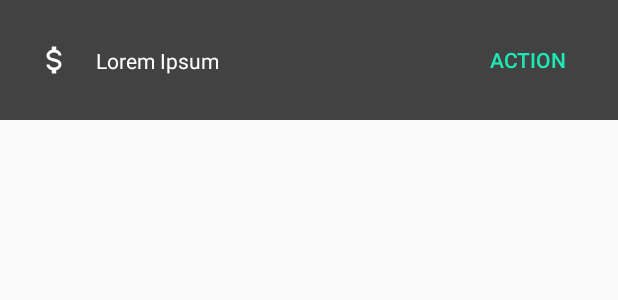
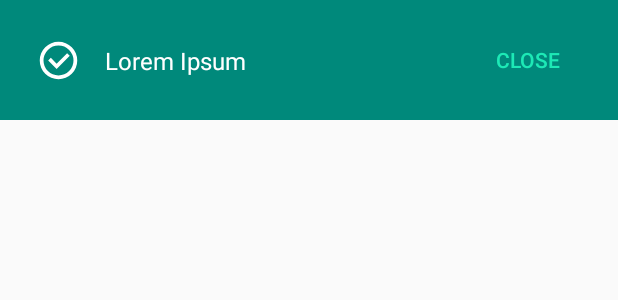
Before and after one commit to CarlAmko/PiggyBank, an Android app: the layout custom_snackbar.xml on its own in the app's theme, with its tools: preview values and no code run, on a phone screen of 412 x 824 dp. Shown: the top 300 px of the screen. Run offline under Robolectric (Android 15) with nearby library versions, the light colour scheme and no system bars.

Commit message:
Add custom snack bar
* Added ability to undo a payout
* Prerequisite framework for manipulating item quantity up or down

```diff
--- a/app/build.gradle
+++ b/app/build.gradle
@@ -6,7 +6,7 @@ android {
     compileSdkVersion 28
     defaultConfig {
         applicationId "me.carlamko.payup"
-        minSdkVersion 23
+        minSdkVersion 24
         targetSdkVersion 28
         versionCode 1
         versionName "1.0"
--- a/app/src/main/java/me/carlamko/payup/view/PayItemAdapter.kt
+++ b/app/src/main/java/me/carlamko/payup/view/PayItemAdapter.kt
@@ -39,7 +39,7 @@ class PayItemAdapter : RecyclerView.Adapter<PayItemAdapter.PayItemViewHolder>()
             itemView.tv_item_price.text = itemData.price.formatAsMoney()
 
             itemView.cl_pay_item.setOnClickListener {
-                injector.transactionManager().buyItem(itemData)
+                injector.transactionManager().incrementItem(itemData)
             }
         }
     }
--- /dev/null
+++ b/app/src/main/res/drawable/ic_circle_check.xml
@@ -0,0 +1,10 @@
+<!-- drawable/check_circle_outline.xml -->
+<vector xmlns:android="http://schemas.android.com/apk/res/android"
+    android:width="24dp"
+    android:height="24dp"
+    android:viewportWidth="24"
+    android:viewportHeight="24">
+    <path
+        android:fillColor="#FFF"
+        android:pathData="M12,2A10,10 0 0,1 22,12A10,10 0 0,1 12,22A10,10 0 0,1 2,12A10,10 0 0,1 12,2M12,4A8,8 0 0,0 4,12A8,8 0 0,0 12,20A8,8 0 0,0 20,12A8,8 0 0,0 12,4M11,16.5L6.5,12L7.91,10.59L11,13.67L16.59,8.09L18,9.5L11,16.5Z" />
+</vector>
--- a/app/src/main/res/layout/custom_snackbar.xml
+++ b/app/src/main/res/layout/custom_snackbar.xml
@@ -5,17 +5,17 @@
     android:layout_width="match_parent"
     android:layout_height="wrap_content"
     android:padding="16dp"
-    tools:background="#B000">
+    android:background="@color/colorAccentDark">
 
     <ImageView
         android:id="@+id/iv_snackbar"
-        android:layout_width="wrap_content"
-        android:layout_height="wrap_content"
+        android:layout_width="30dp"
+        android:layout_height="30dp"
         android:layout_marginStart="8dp"
         app:layout_constraintBottom_toBottomOf="parent"
         app:layout_constraintStart_toStartOf="parent"
         app:layout_constraintTop_toTopOf="parent"
-        tools:src="@drawable/ic_dollar" />
+        tools:src="@drawable/ic_circle_check" />
 
     <TextView
         android:id="@+id/tv_snackbar"
@@ -26,6 +26,7 @@
         android:ellipsize="end"
         android:maxLines="3"
         android:textColor="@android:color/white"
+        android:textSize="16sp"
         app:layout_constraintBottom_toBottomOf="parent"
         app:layout_constraintEnd_toStartOf="@id/b_snackbar"
         app:layout_constraintStart_toEndOf="@id/iv_snackbar"
@@ -37,10 +38,10 @@
         style="@style/Base.Widget.AppCompat.Button.Borderless"
         android:layout_width="wrap_content"
         android:layout_height="wrap_content"
+        android:text="Close"
         android:textColor="@color/colorAccent"
         app:layout_constraintBottom_toBottomOf="parent"
         app:layout_constraintEnd_toEndOf="parent"
-        app:layout_constraintTop_toTopOf="parent"
-        tools:text="Action" />
+        app:layout_constraintTop_toTopOf="parent" />
 
 </androidx.constraintlayout.widget.ConstraintLayout>
--- a/app/src/main/res/layout/frag_payout.xml
+++ b/app/src/main/res/layout/frag_payout.xml
@@ -59,7 +59,7 @@
             android:layout_width="wrap_content"
             android:layout_height="1dp"
             android:layout_marginBottom="16dp"
-            android:background="@color/colorAccent"
+            android:background="@color/colorAccentDark"
             app:layout_constraintBottom_toTopOf="@id/tv_pay"
             app:layout_constraintEnd_toEndOf="parent"
             app:layout_constraintStart_toStartOf="parent"
--- a/app/src/main/res/values/colors.xml
+++ b/app/src/main/res/values/colors.xml
@@ -3,4 +3,6 @@
     <color name="colorPrimary">#E91E63</color>
     <color name="colorPrimaryDark">#880E4F</color>
     <color name="colorAccent">#1DE9B6</color>
+
+    <color name="colorAccentDark">#00897B</color>
 </resources>
```
Also changed, not shown: app/src/main/java/me/carlamko/payup/model/UIEvent.kt (+9 -0 lines), app/src/main/java/me/carlamko/payup/transaction/TransactionManager.kt (+33 -8 lines), app/src/main/java/me/carlamko/payup/view/MainActivity.kt (+13 -2 lines), app/src/main/java/me/carlamko/payup/view/PayoutFragment.kt (+14 -5 lines), app/src/main/java/me/carlamko/payup/view/custom/CustomSnackBar.kt (+24 -5 lines).
